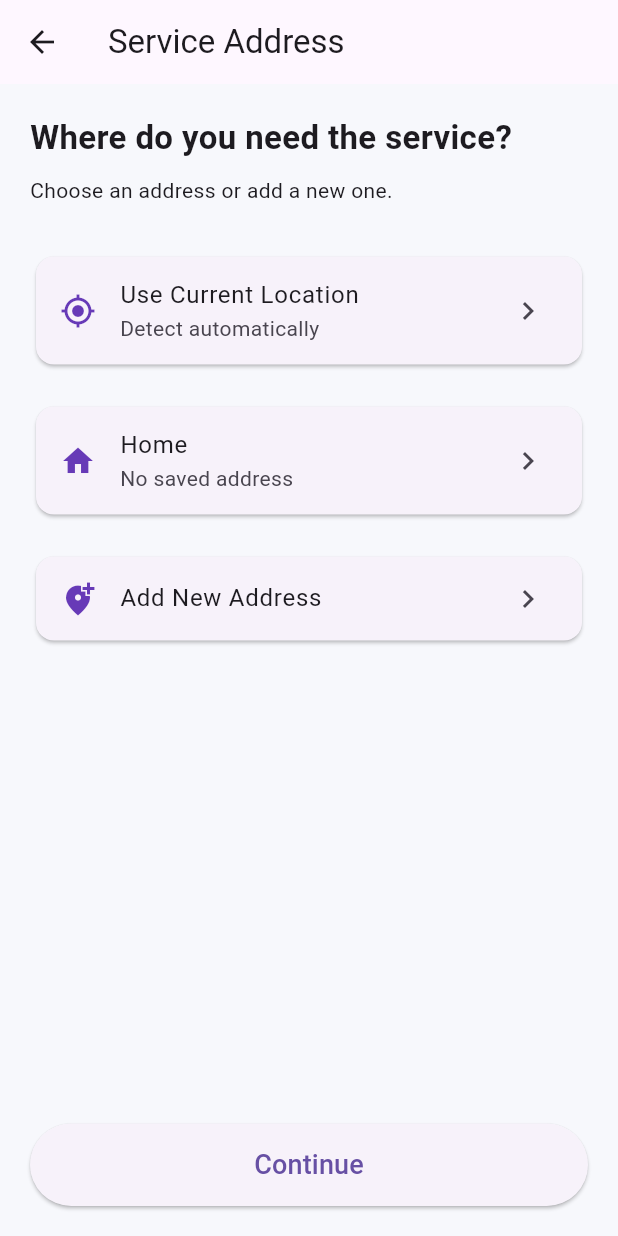
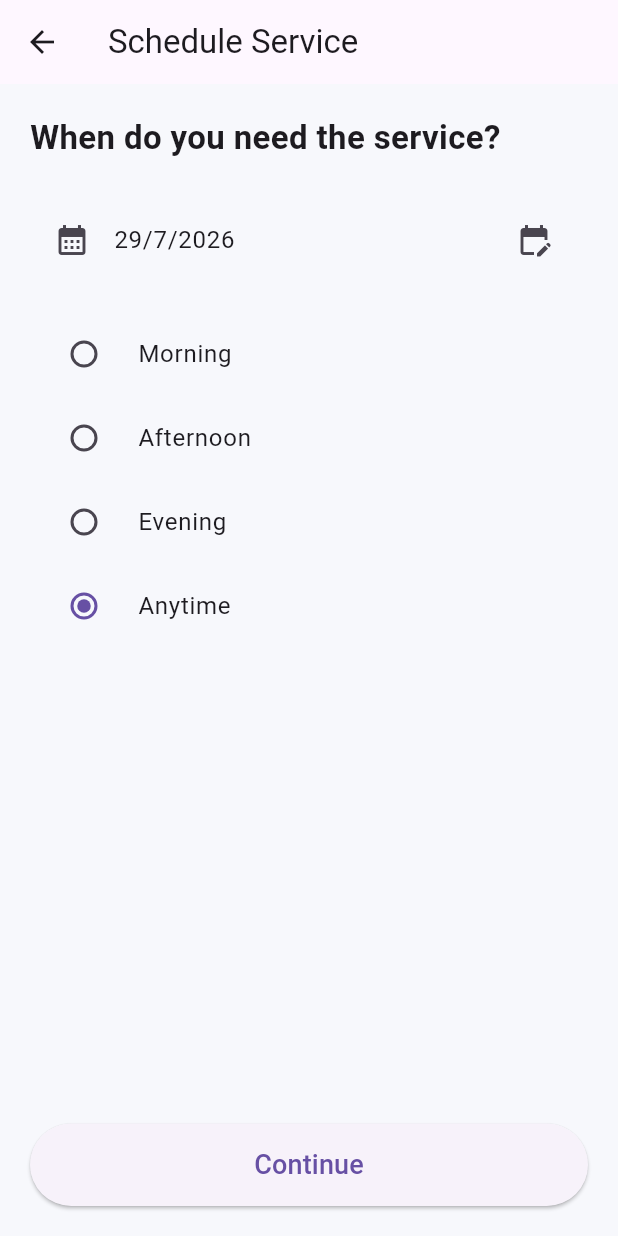
Before and after one commit to HarshSolanki8595/project_x, a Flutter app: the AddressScreen screen opened directly with empty values, after a tap on "Continue", on a phone screen of 412 x 824 dp. Run offline on Flutter 3.47's test engine with Material 3 defaults, Android fonts, the phone set to English and light mode, and no system bars.

Commit message:
Implement address and date time flow with service request model

```diff
--- /dev/null
+++ b/lib/models/service_request.dart
@@ -0,0 +1,20 @@
+class ServiceRequest {
+  String categoryName;
+  String subCategoryName;
+  String issueDescription;
+  bool isEmergency;
+
+  String? address;
+  DateTime? preferredDate;
+  String? preferredTimeSlot;
+
+  ServiceRequest({
+    required this.categoryName,
+    required this.subCategoryName,
+    required this.issueDescription,
+    required this.isEmergency,
+    this.address,
+    this.preferredDate,
+    this.preferredTimeSlot,
+  });
+}
--- a/lib/screens/address_screen.dart
+++ b/lib/screens/address_screen.dart
@@ -1,36 +1,29 @@
 import 'package:flutter/material.dart';
 
+import '../models/service_request.dart';
+import 'date_time_screen.dart';
+
+
 class AddressScreen extends StatelessWidget {
-  final String categoryName;
-  final String subCategoryName;
-  final String issueDescription;
-  final bool isEmergency;
+  final ServiceRequest request;
 
   const AddressScreen({
     super.key,
-    required this.categoryName,
-    required this.subCategoryName,
-    required this.issueDescription,
-    required this.isEmergency,
+    required this.request,
   });
 
   @override
   Widget build(BuildContext context) {
     return Scaffold(
       backgroundColor: const Color(0xffF7F8FC),
-
       appBar: AppBar(
         title: const Text("Service Address"),
       ),
-
       body: Padding(
         padding: const EdgeInsets.all(20),
-
         child: Column(
           crossAxisAlignment: CrossAxisAlignment.start,
-
           children: [
-
             const Text(
               "Where do you need the service?",
               style: TextStyle(
@@ -54,9 +47,7 @@ class AddressScreen extends StatelessWidget {
                   color: Colors.deepPurple,
                 ),
                 title: const Text("Use Current Location"),
-                subtitle: const Text(
-                  "Detect automatically",
-                ),
+                subtitle: const Text("Detect automatically"),
                 trailing: const Icon(Icons.chevron_right),
                 onTap: () {},
               ),
@@ -71,9 +62,7 @@ class AddressScreen extends StatelessWidget {
                   color: Colors.deepPurple,
                 ),
                 title: const Text("Home"),
-                subtitle: const Text(
-                  "No saved address",
-                ),
+                subtitle: const Text("No saved address"),
                 trailing: const Icon(Icons.chevron_right),
                 onTap: () {},
               ),
@@ -100,7 +89,16 @@ class AddressScreen extends StatelessWidget {
               height: 55,
               child: ElevatedButton(
                 onPressed: () {
+                  request.address = "Current Address";
 
+                  Navigator.push(
+                    context,
+                    MaterialPageRoute(
+                      builder: (_) => DateTimeScreen(
+                        request: request,
+                      ),
+                    ),
+                  );
                 },
                 child: const Text(
                   "Continue",
--- /dev/null
+++ b/lib/screens/date_time_screen.dart
@@ -0,0 +1,115 @@
+import 'package:flutter/material.dart';
+
+import '../models/service_request.dart';
+
+class DateTimeScreen extends StatefulWidget {
+  final ServiceRequest request;
+
+  const DateTimeScreen({
+    super.key,
+    required this.request,
+  });
+
+  @override
+  State<DateTimeScreen> createState() => _DateTimeScreenState();
+}
+
+class _DateTimeScreenState extends State<DateTimeScreen> {
+  DateTime selectedDate = DateTime.now();
+
+  String selectedSlot = "Anytime";
+
+  Future<void> pickDate() async {
+    final picked = await showDatePicker(
+      context: context,
+      initialDate: selectedDate,
+      firstDate: DateTime.now(),
+      lastDate: DateTime(2030),
+    );
+
+    if (picked != null) {
+      setState(() {
+        selectedDate = picked;
+      });
+    }
+  }
+
+  Widget buildOption(String title) {
+    return RadioListTile<String>(
+      value: title,
+      groupValue: selectedSlot,
+      title: Text(title),
+      onChanged: (value) {
+        setState(() {
+          selectedSlot = value!;
+        });
+      },
+    );
+  }
+
+  @override
+  Widget build(BuildContext context) {
+    return Scaffold(
+      backgroundColor: const Color(0xffF7F8FC),
+      appBar: AppBar(
+        title: const Text("Schedule Service"),
+      ),
+      body: Padding(
+        padding: const EdgeInsets.all(20),
+        child: Column(
+          crossAxisAlignment: CrossAxisAlignment.start,
+          children: [
+            const Text(
+              "When do you need the service?",
+              style: TextStyle(
+                fontSize: 22,
+                fontWeight: FontWeight.bold,
+              ),
+            ),
+
+            const SizedBox(height: 25),
+
+            ListTile(
+              leading: const Icon(Icons.calendar_month),
+              title: Text(
+                "${selectedDate.day}/${selectedDate.month}/${selectedDate.year}",
+              ),
+              trailing: const Icon(Icons.edit_calendar),
+              onTap: pickDate,
+            ),
+
+            const SizedBox(height: 20),
+
+            buildOption("Morning"),
+            buildOption("Afternoon"),
+            buildOption("Evening"),
+            buildOption("Anytime"),
+
+            const Spacer(),
+
+            SizedBox(
+              width: double.infinity,
+              height: 55,
+              child: ElevatedButton(
+                onPressed: () {
+                  widget.request.preferredDate = selectedDate;
+                  widget.request.preferredTimeSlot = selectedSlot;
+
+                  ScaffoldMessenger.of(context).showSnackBar(
+                    const SnackBar(
+                      content: Text("Next: Professionals Screen"),
+                    ),
+                  );
+                },
+                child: const Text(
+                  "Continue",
+                  style: TextStyle(fontSize: 18),
+                ),
+              ),
+            ),
+          ],
+        ),
+      ),
+    );
+  }
+}
--- a/lib/screens/service_request_screen.dart
+++ b/lib/screens/service_request_screen.dart
@@ -1,5 +1,6 @@
 import 'package:flutter/material.dart';
 import 'address_screen.dart';
+import '../models/service_request.dart';
 
 class ServiceRequestScreen extends StatefulWidget {
   final String categoryName;
@@ -143,16 +144,18 @@ class _ServiceRequestScreenState
   }
 
   Navigator.push(
-    context,
-    MaterialPageRoute(
-      builder: (_) => AddressScreen(
+  context,
+  MaterialPageRoute(
+    builder: (_) => AddressScreen(
+      request: ServiceRequest(
         categoryName: widget.categoryName,
         subCategoryName: widget.subCategoryName,
         issueDescription: issueController.text.trim(),
         isEmergency: isEmergency,
       ),
     ),
-  );
+  ),
+);
 },
                   child: const Text(
                     "Continue",
```
